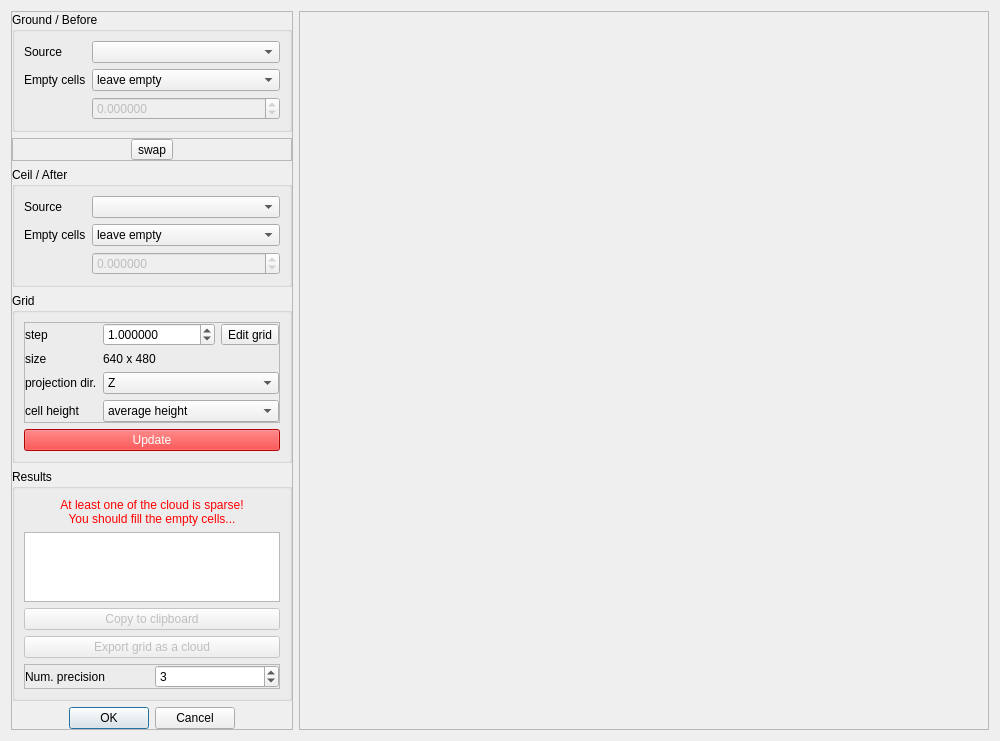
Qt form qCC/ui_templates/volumeCalcDlg.ui (CloudCompare/CloudCompare) before a commit.
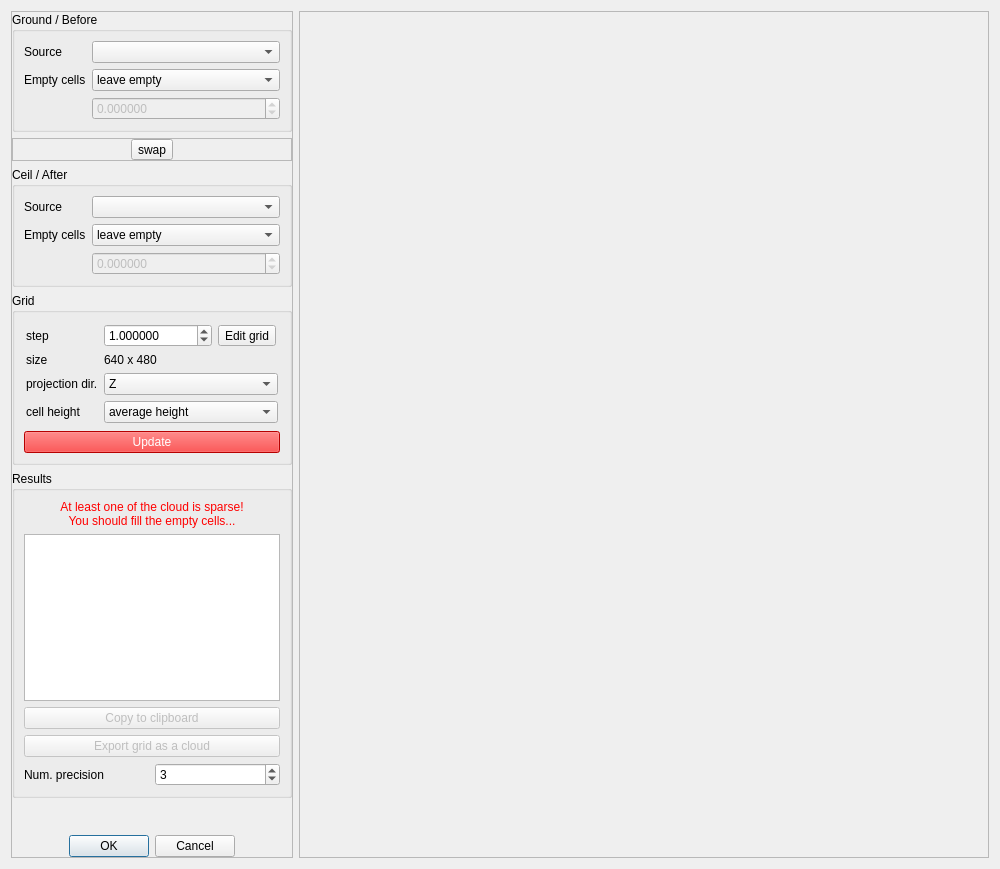
The same form after that commit. Icons and pictures are not drawn.

Commit message: Fixes & cleans up layout of Volume Calculation Dialog (fixes #374)

The edit to the form file:
```diff
--- a/qCC/ui_templates/volumeCalcDlg.ui
+++ b/qCC/ui_templates/volumeCalcDlg.ui
@@ -7,14 +7,20 @@
     <x>0</x>
     <y>0</y>
     <width>1000</width>
-    <height>663</height>
+    <height>869</height>
    </rect>
   </property>
+  <property name="sizePolicy">
+   <sizepolicy hsizetype="Expanding" vsizetype="Preferred">
+    <horstretch>0</horstretch>
+    <verstretch>0</verstretch>
+   </sizepolicy>
+  </property>
   <property name="windowTitle">
    <string>Volume calculation</string>
   </property>
-  <layout class="QFormLayout" name="formLayout">
-   <item row="0" column="0">
+  <layout class="QHBoxLayout" name="horizontalLayout_3">
+   <item>
     <widget class="QFrame" name="leftFrame">
      <property name="sizePolicy">
       <sizepolicy hsizetype="Maximum" vsizetype="Preferred">
@@ -277,25 +283,19 @@
         </property>
         <layout class="QVBoxLayout" name="verticalLayout_3">
          <item>
-          <widget class="QFrame" name="gridParamsFrame">
-           <property name="frameShape">
-            <enum>QFrame::StyledPanel</enum>
-           </property>
-           <property name="frameShadow">
-            <enum>QFrame::Raised</enum>
-           </property>
+          <widget class="QWidget" name="gridParamsWidget" native="true">
            <layout class="QFormLayout" name="formLayout_4">
             <property name="leftMargin">
-             <number>0</number>
+             <number>2</number>
             </property>
             <property name="topMargin">
-             <number>0</number>
+             <number>2</number>
             </property>
             <property name="rightMargin">
-             <number>0</number>
+             <number>2</number>
             </property>
             <property name="bottomMargin">
-             <number>0</number>
+             <number>2</number>
             </property>
             <item row="0" column="0">
              <widget class="QLabel" name="label_2">
@@ -306,6 +306,9 @@
             </item>
             <item row="0" column="1">
              <layout class="QHBoxLayout" name="horizontalLayout_4">
+              <property name="rightMargin">
+               <number>2</number>
+              </property>
               <item>
                <widget class="QDoubleSpinBox" name="gridStepDoubleSpinBox">
                 <property name="toolTip">
@@ -492,13 +495,7 @@
           </widget>
          </item>
          <item>
-          <widget class="QFrame" name="frame">
-           <property name="frameShape">
-            <enum>QFrame::StyledPanel</enum>
-           </property>
-           <property name="frameShadow">
-            <enum>QFrame::Raised</enum>
-           </property>
+          <widget class="QWidget" name="widget" native="true">
            <layout class="QHBoxLayout" name="horizontalLayout_2">
             <property name="leftMargin">
              <number>0</number>
@@ -567,7 +564,7 @@
      </layout>
     </widget>
    </item>
-   <item row="0" column="1">
+   <item>
     <widget class="QFrame" name="mapFrame">
      <property name="sizePolicy">
       <sizepolicy hsizetype="Expanding" vsizetype="Minimum">
```
